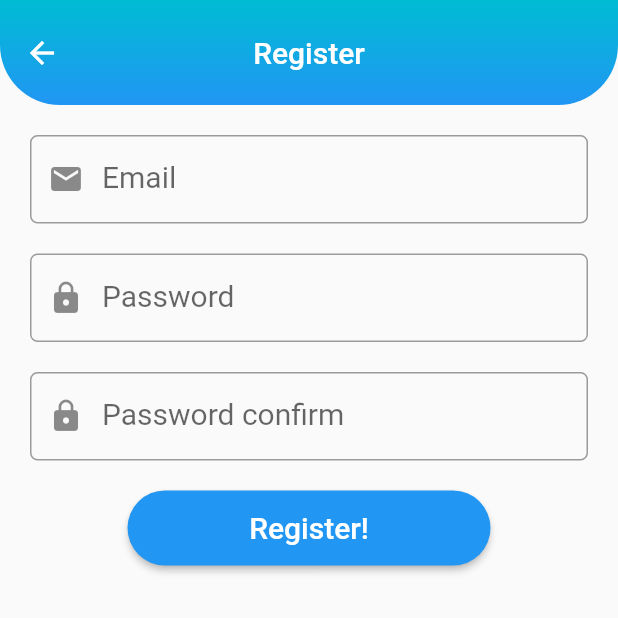
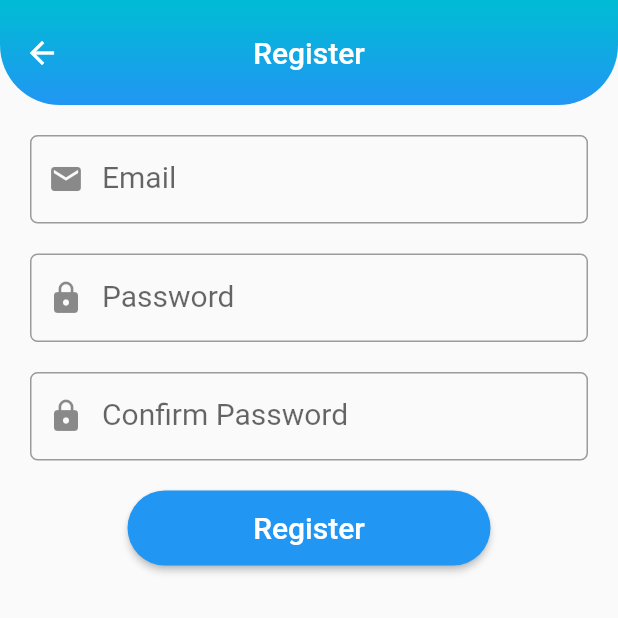
Before and after one commit to Beyes-Bilisim/Turkcell_isaret_dilim, a Flutter app: the screen it shows after launch, after a tap on "Register", on a phone screen of 412 x 824 dp, the top half of it. Run offline on Flutter 3.47's test engine with Material 2 defaults, Android fonts, the phone set to English and light mode, and no system bars; our stand-ins replace connectivity_plus, email_validator, firebase_auth, firebase_core, shared_preferences; missing offline and left inert: the_validator; accounts and stored records are empty.

Commit message:
texts assigned to constant variables

```diff
--- a/lib/api/api.dart
+++ b/lib/api/api.dart
@@ -3,4 +3,5 @@ class Api {
   static String apiKey = "260aea4b58c5eabb859359bb5581fdb7";
   static String searchMovieUrl = "https://api.themoviedb.org/3/search/movie";
   static String movieUrl = "https://api.themoviedb.org/3/movie/";
+  static String imageUrl = "http://image.tmdb.org/t/p/w500/";
 }
--- a/lib/pages/FavoritesPage.dart
+++ b/lib/pages/FavoritesPage.dart
@@ -1,7 +1,7 @@
 import 'package:connectivity_plus/connectivity_plus.dart';
 import 'package:flutter/material.dart';
 import 'package:movie_manager/api/MovieApi.dart';
-import 'package:movie_manager/models/Movie.dart';
+import 'package:movie_manager/utils/texts/Texts.dart';
 import 'package:movie_manager/widgets/MovieCard.dart';
 
 class FavoritesPage extends StatefulWidget {
@@ -37,7 +37,7 @@ class _FavoritesPageState extends State<FavoritesPage> {
         elevation: 0.0,
         toolbarHeight: 70,
         centerTitle: true,
-        title: Text('Favorites'),
+        title: Text(Texts.favorites_page_title),
         flexibleSpace: Container(
           decoration: BoxDecoration(
               borderRadius: BorderRadius.only(
--- a/lib/pages/Login.dart
+++ b/lib/pages/Login.dart
@@ -1,10 +1,10 @@
 import 'package:email_validator/email_validator.dart';
 import 'package:firebase_auth/firebase_auth.dart';
-import 'package:firebase_core/firebase_core.dart';
 import 'package:flutter/material.dart';
 import 'package:movie_manager/main.dart';
 import 'package:movie_manager/pages/Register.dart';
 import 'package:movie_manager/pages/ResetPassword.dart';
+import 'package:movie_manager/utils/texts/Texts.dart';
 import 'package:the_validator/the_validator.dart';
 
 class Login extends StatefulWidget {
@@ -27,7 +27,7 @@ class _LoginState extends State<Login> {
           elevation: 0.0,
           toolbarHeight: 70,
           centerTitle: true,
-          title: Text("Login"),
+          title: Text(Texts.login_page_title),
           flexibleSpace: Container(
             decoration: BoxDecoration(
                 borderRadius: BorderRadius.only(
@@ -55,10 +55,10 @@ class _LoginState extends State<Login> {
                     autofocus: false,
                     validator: (value) {
                       if (value!.isEmpty) {
-                        return "Doldurulması Zorunludur";
+                        return Texts.required_to_be_filled;
                       } else {
                         if (EmailValidator.validate(value) != true) {
-                          return "Geçerli Bir E-posta giriniz";
+                          return Texts.enter_a_valid_email;
                         } else {
                           return null;
                         }
@@ -68,7 +68,7 @@ class _LoginState extends State<Login> {
                     decoration: InputDecoration(
                         prefixIcon: Icon(Icons.email),
                         errorStyle: TextStyle(fontSize: 15),
-                        labelText: "Email",
+                        labelText: Texts.email_label_text,
                         labelStyle: TextStyle(fontSize: 20),
                         border: OutlineInputBorder(
                             borderRadius: BorderRadius.circular(5),
@@ -84,16 +84,16 @@ class _LoginState extends State<Login> {
                     validator: FieldValidator.password(
                       minLength: 8,
                       shouldContainNumber: true,
-                      errorMessage: "Minimum 8 Karakter uzunluğunda Olmalıdır!",
+                      errorMessage: Texts.must_be_8_characters,
                       onNumberNotPresent: () {
-                        return "Rakam İçermelidir!";
+                        return Texts.must_contain_number;
                       },
                     ),
                     keyboardType: TextInputType.text,
                     decoration: InputDecoration(
                         prefixIcon: Icon(Icons.lock),
                         errorStyle: TextStyle(fontSize: 15),
-                        labelText: "Password",
+                        labelText: Texts.password_label_text,
                         labelStyle: TextStyle(fontSize: 20),
                         border: OutlineInputBorder(
                             borderRadius: BorderRadius.circular(5),
@@ -108,7 +108,7 @@ class _LoginState extends State<Login> {
                         FlatButton(
                           textColor: Colors.blue,
                           child: Text(
-                            'Register',
+                            Texts.register_button_text,
                             style: TextStyle(fontSize: 15),
                           ),
                           onPressed: () {
@@ -121,7 +121,7 @@ class _LoginState extends State<Login> {
                         FlatButton(
                           textColor: Colors.blue,
                           child: Text(
-                            'Reset Password',
+                            Texts.reset_password_button_text,
                             style: TextStyle(fontSize: 15),
                           ),
                           onPressed: () {
@@ -141,7 +141,7 @@ class _LoginState extends State<Login> {
                       padding: EdgeInsets.fromLTRB(10, 0, 10, 0),
                       child: ElevatedButton(
                         child:
-                            Text('Giriş Yap', style: TextStyle(fontSize: 20)),
+                            Text(Texts.login_button_text, style: TextStyle(fontSize: 20)),
                         style: ButtonStyle(
                             shape: MaterialStateProperty.all<
                                 RoundedRectangleBorder>(RoundedRectangleBorder(
@@ -165,7 +165,7 @@ class _LoginState extends State<Login> {
             _auth.signOut();
             final snackBar = SnackBar(
               duration: Duration(seconds: 3),
-              content: const Text('Lütfen E-postanızı doğrulayın'),
+              content:  Text(Texts.please_verify_email),
               backgroundColor: (Colors.black45),
             );
             ScaffoldMessenger.of(context).showSnackBar(snackBar);
@@ -182,7 +182,7 @@ class _LoginState extends State<Login> {
       } catch (e) {
         final snackBar = SnackBar(
           duration: Duration(seconds: 3),
-          content: const Text('Yanlış Şifre'),
+          content: Text(Texts.wrong_password),
           backgroundColor: (Colors.black45),
         );
         ScaffoldMessenger.of(context).showSnackBar(snackBar);
--- a/lib/pages/Register.dart
+++ b/lib/pages/Register.dart
@@ -1,6 +1,7 @@
 import 'package:email_validator/email_validator.dart';
 import 'package:firebase_auth/firebase_auth.dart';
 import 'package:flutter/material.dart';
+import 'package:movie_manager/utils/texts/Texts.dart';
 import 'package:the_validator/the_validator.dart';
 
 class Register extends StatefulWidget {
@@ -24,7 +25,7 @@ class _RegisterState extends State<Register> {
           elevation: 0.0,
           toolbarHeight: 70,
           centerTitle: true,
-          title: Text("Register"),
+          title: Text(Texts.register_page_title),
           flexibleSpace: Container(
             decoration: BoxDecoration(
                 borderRadius: BorderRadius.only(
@@ -53,10 +54,10 @@ class _RegisterState extends State<Register> {
                       autofocus: false,
                       validator: (value) {
                         if (value!.isEmpty) {
-                          return "Doldurulması Zorunludur";
+                          return Texts.required_to_be_filled;
                         } else {
                           if (EmailValidator.validate(value) != true) {
-                            return "Geçerli Bir E-posta giriniz";
+                            return Texts.enter_a_valid_email;
                           } else {
                             return null;
                           }
@@ -66,7 +67,7 @@ class _RegisterState extends State<Register> {
                       decoration: InputDecoration(
                           prefixIcon: Icon(Icons.email),
                           errorStyle: TextStyle(fontSize: 15),
-                          labelText: "Email",
+                          labelText: Texts.email_label_text,
                           labelStyle: TextStyle(fontSize: 20),
                           border: OutlineInputBorder(
                               borderRadius: BorderRadius.circular(5),
@@ -83,16 +84,16 @@ class _RegisterState extends State<Register> {
                         minLength: 8,
                         shouldContainNumber: true,
                         errorMessage:
-                            "Minimum 8 Karakter uzunluğunda Olmalıdır!",
+                            Texts.must_be_8_characters,
                         onNumberNotPresent: () {
-                          return "Rakam İçermelidir!";
+                          return Texts.must_contain_number;
                         },
                       ),
                       keyboardType: TextInputType.text,
                       decoration: InputDecoration(
                           prefixIcon: Icon(Icons.lock),
                           errorStyle: TextStyle(fontSize: 15),
-                          labelText: "Password",
+                          labelText: Texts.password_label_text,
                           labelStyle: TextStyle(fontSize: 20),
                           border: OutlineInputBorder(
                               borderRadius: BorderRadius.circular(5),
@@ -109,16 +110,16 @@ class _RegisterState extends State<Register> {
                         minLength: 8,
                         shouldContainNumber: true,
                         errorMessage:
-                            "Minimum 8 Karakter uzunluğunda Olmalıdır!",
+                            Texts.must_be_8_characters,
                         onNumberNotPresent: () {
-                          return "Rakam İçermelidir!";
+                          return Texts.must_contain_number;
                         },
                       ),
                       keyboardType: TextInputType.text,
                       decoration: InputDecoration(
                           prefixIcon: Icon(Icons.lock),
                           errorStyle: TextStyle(fontSize: 15),
-                          labelText: "Password confirm",
+                          labelText: Texts.password_confirm_label_text,
                           labelStyle: TextStyle(fontSize: 20),
                           border: OutlineInputBorder(
                               borderRadius: BorderRadius.circular(5),
@@ -132,7 +133,7 @@ class _RegisterState extends State<Register> {
                         padding: EdgeInsets.fromLTRB(10, 0, 10, 0),
                         child: ElevatedButton(
                           child:
-                              Text('Register!', style: TextStyle(fontSize: 20)),
+                              Text(Texts.register_button_text, style: TextStyle(fontSize: 20)),
                           style: ButtonStyle(
                               shape: MaterialStateProperty.all<
                                       RoundedRectangleBorder>(
@@ -153,7 +154,7 @@ class _RegisterState extends State<Register> {
       if (_sifre != _sifreConfirm) {
         final snackBar = SnackBar(
           duration: Duration(seconds: 3),
-          content: const Text('Şifreler Uyuşmuyor'),
+          content:  Text(Texts.password_do_not_match),
           backgroundColor: (Colors.black45),
         );
         ScaffoldMessenger.of(context).showSnackBar(snackBar);
@@ -164,7 +165,7 @@ class _RegisterState extends State<Register> {
         if (_firebaseUser != null) {
           final snackBar = SnackBar(
             duration: Duration(seconds: 3),
-            content: const Text('Kayıt Oldunuz Lütfen E-postanızı Doğrulayın'),
+            content:  Text(Texts.please_verify_email),
             backgroundColor: (Colors.black45),
           );
           ScaffoldMessenger.of(context).showSnackBar(snackBar);
@@ -176,7 +177,7 @@ class _RegisterState extends State<Register> {
         } else {
           final snackBar = SnackBar(
             duration: Duration(seconds: 3),
-            content: const Text('Kayıtlı bir E-posta adresi ile girdiniz'),
+            content:  Text(Texts.entered_with_a_registered_email),
             backgroundColor: (Colors.black45),
           );
           ScaffoldMessenger.of(context).showSnackBar(snackBar);
--- a/lib/pages/WatchListPage.dart
+++ b/lib/pages/WatchListPage.dart
@@ -1,5 +1,6 @@
 import 'package:flutter/material.dart';
 import 'package:movie_manager/api/MovieApi.dart';
+import 'package:movie_manager/utils/texts/Texts.dart';
 import 'package:movie_manager/widgets/MovieCard.dart';
 
 class WatchListPage extends StatefulWidget {
@@ -19,7 +20,7 @@ class _WatchListPageState extends State<WatchListPage> {
         elevation: 0.0,
         toolbarHeight: 70,
         centerTitle: true,
-        title: Text('Watch List'),
+        title: Text(Texts.watch_page_title),
         flexibleSpace: Container(
           decoration: BoxDecoration(
               borderRadius: BorderRadius.only(
--- /dev/null
+++ b/lib/utils/texts/Texts.dart
@@ -0,0 +1,34 @@
+class Texts {
+  static String added_to_watch_list = "İzleme Listesine Eklendi";
+  static String removed_from_watch_list = "İzleme listenizden çıkarıldı";
+  static String added_to_favorites = "Favorilerinize eklendi";
+  static String removed_from_favorites = "Favorilerinizden çıkarıldı";
+  static String favorites_page_title = "Favorites";
+  static String login_page_title = "Login";
+  static String required_to_be_filled = "Doldurulması Zorunludur";
+  static String enter_a_valid_email = "Geçerli Bir E-posta giriniz";
+  static String email_label_text = "Email";
+  static String password_label_text = "Password";
+  static String password_confirm_label_text = "Confirm Password";
+  static String must_be_8_characters =
+      "Minimum 8 Karakter uzunluğunda Olmalıdır!";
+  static String must_contain_number = "Rakam İçermelidir!";
+  static String register_button_text = "Register";
+  static String reset_password_button_text = "Reset Password";
+  static String login_button_text = "Login";
+  static String please_verify_email = 'Lütfen E-postanızı doğrulayın';
+  static String wrong_password = 'Yanlış şifre';
+  static String register_page_title = "Register";
+  static String password_do_not_match = 'Şifreler Uyuşmuyor';
+  static String entered_with_a_registered_email =
+      'Kayıtlı bir E-posta adresi ile girdiniz';
+  static String reset_password_page_title = "Reset Password";
+  static String check_your_email = 'Lütfen E-postanızı kontrol ediniz';
+  static String no_users = 'Böyle bir kullanıcı bulunmuyor';
+  static String search_page_title = 'Search';
+  static String logout = 'Çıkış Yap';
+  static String logout_yes = 'EVET';
+  static String logout_question = "Çıkış yapmak istediğinize emin misiniz?";
+  static String search_label_text = "Search";
+  static String watch_page_title = "Watch List";
+}
--- a/lib/widgets/MovieCard.dart
+++ b/lib/widgets/MovieCard.dart
@@ -1,5 +1,6 @@
 import 'package:connectivity_plus/connectivity_plus.dart';
 import 'package:flutter/material.dart';
+import 'package:movie_manager/api/Api.dart';
 import 'package:movie_manager/models/Movie.dart';
 import 'package:movie_manager/pages/Details.dart';
 import 'package:movie_manager/pages/DetailsWithoutImage.dart';
@@ -46,7 +47,7 @@ class _MovieCardState extends State<MovieCard> {
               : _connectivityResult == ConnectivityResult.none
                   ? Icon(Icons.wifi_off)
                   : Image.network(
-                      "http://image.tmdb.org/t/p/w500/${widget.image}"),
+                      "${Api.imageUrl}${widget.image}"),
           title: Text("${widget.movie.title}",
               style: TextStyle(fontSize: 20, fontWeight: FontWeight.w300)),
           subtitle: Row(mainAxisAlignment: MainAxisAlignment.end, children: [
```
Also changed, not shown: lib/api/MovieApi.dart (+1 -7 lines), lib/pages/Details.dart (+8 -10 lines), lib/pages/DetailsWithoutImage.dart (+5 -6 lines), lib/pages/ResetPassword.dart (+8 -7 lines), lib/pages/SearchPage.dart (+6 -10 lines).
